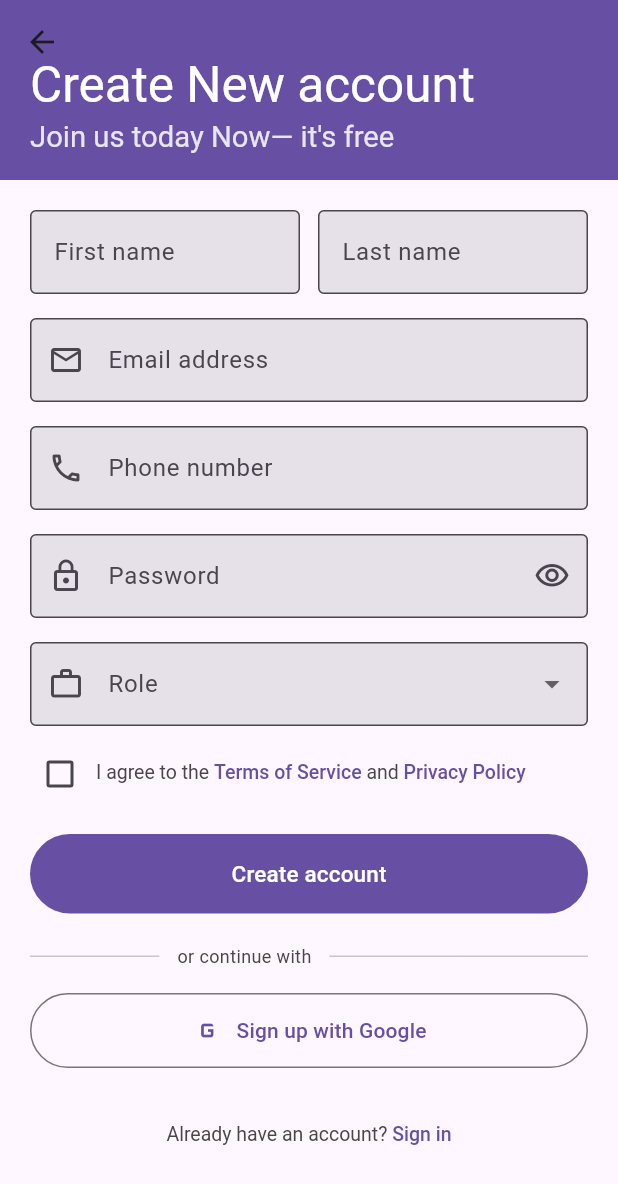
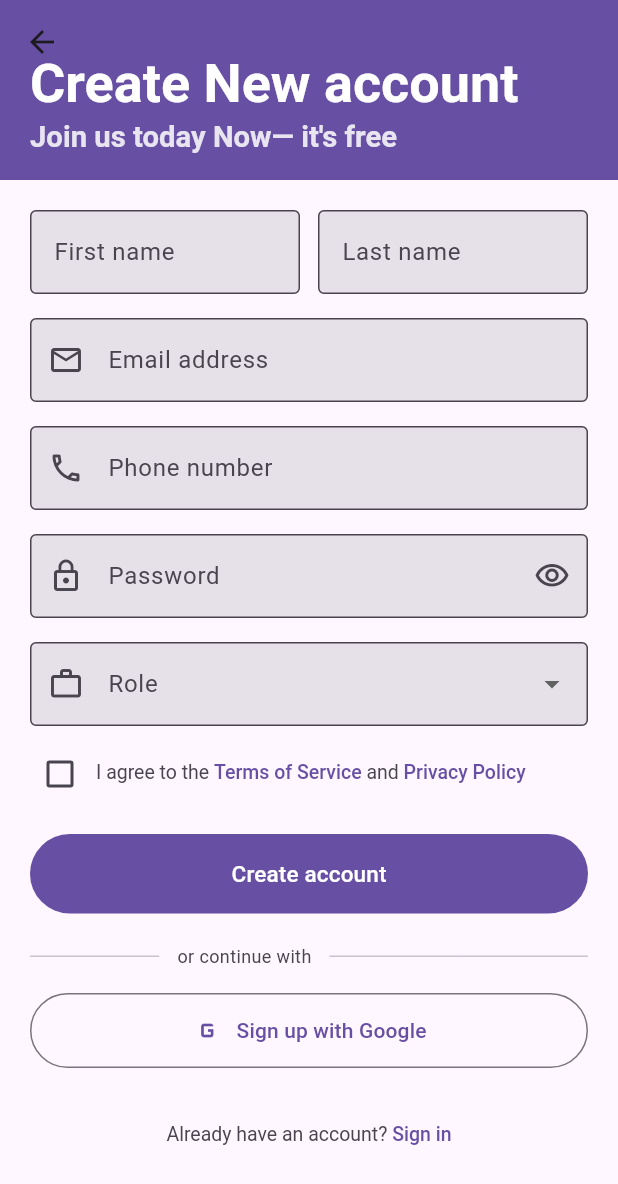
Before and after one commit to RomanGurun/isp_exit_engine_ui_public_work, a Flutter app: the RegisterFormPage screen opened directly, on a phone screen of 412 x 824 dp. Shown: the top 1184 px of the screen. Run offline on Flutter 3.47's test engine with Material 3 defaults, Android fonts, the phone set to English and light mode, and no system bars; our stand-ins replace flutter_screenutil, google_fonts, lottie, permission_handler; missing offline and left inert: hand_signature, mobile_scanner; network calls fail.

Commit message:
font_weight change

```diff
--- a/lib/feature/mini_page/out_form_screen.dart
+++ b/lib/feature/mini_page/out_form_screen.dart
@@ -152,8 +152,8 @@ class _RegisterFormPageState extends State<RegisterFormPage> {
                     'Create New account ',
                     style: TextStyle(
                       color: cs.onPrimary,
-                      fontSize: 22,
-                      fontWeight: FontWeight.w400,
+                      fontSize: 24,
+                      fontWeight: FontWeight.w600,
                     ),
                   ),
                   Text(
@@ -161,7 +161,7 @@ class _RegisterFormPageState extends State<RegisterFormPage> {
                     style: TextStyle(
                       color: cs.onPrimary.withOpacity(0.85),
                       fontSize: 13,
-                      fontWeight: FontWeight.w400,
+                      fontWeight: FontWeight.w600,
                     ),
                   ),
                 ],
```
